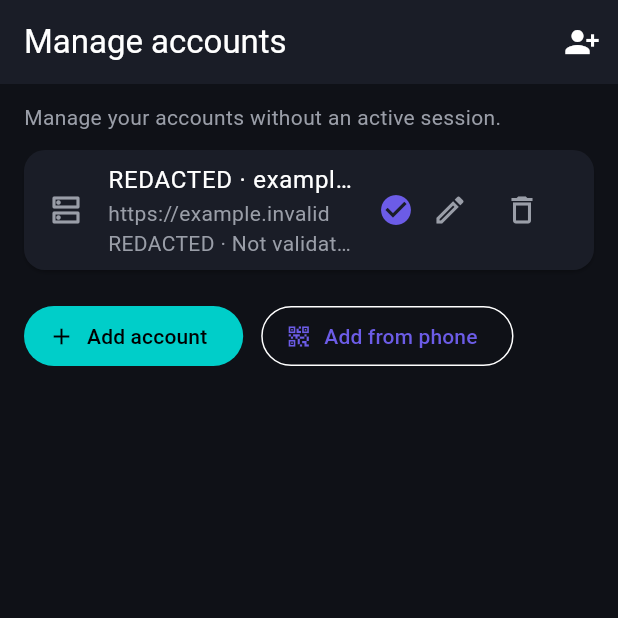
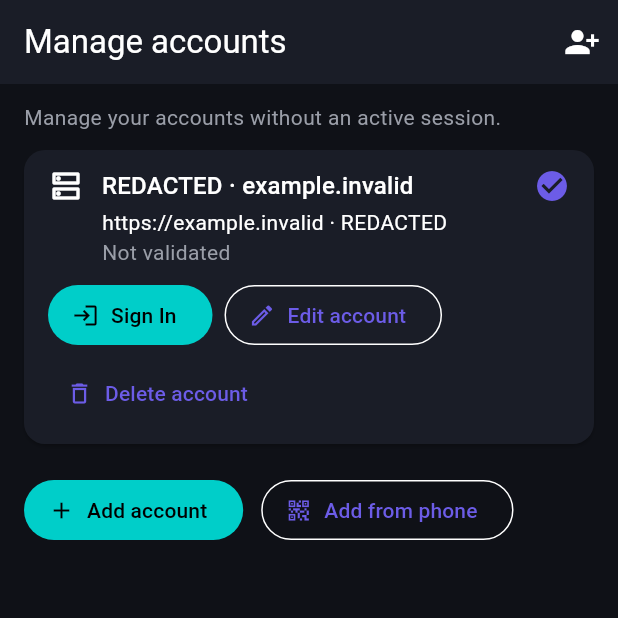
Before and after one commit to LiMPbIzK/kylora, a Flutter app: the AccountManagementScreen screen opened by its route, on a phone screen of 412 x 824 dp, the top half of it. Run offline on Flutter 3.47's test engine with Material 3 defaults, Android fonts, the phone set to English and light mode, and no system bars; our stand-ins replace cached_network_image, dio, drift, equatable, flutter_bloc, flutter_secure_storage and 2 more; missing offline and left inert: media_kit, media_kit_video; accounts and stored records are empty; network calls fail.

Commit message:
fix: migracion tolerante y acciones de cuentas enfocables en TV

```diff
--- a/lib/presentation/screens/accounts/account_management_screen.dart
+++ b/lib/presentation/screens/accounts/account_management_screen.dart
@@ -7,6 +7,8 @@ import '../../../app.dart';
 import '../../../core/theme/app_theme.dart';
 import '../../../data/datasources/local/auth_store.dart';
 import '../../../data/datasources/local/pin_service.dart';
+import '../../../data/datasources/remote/m3u_downloader.dart';
+import '../../../data/datasources/remote/xtream_api_client.dart';
 import '../../../domain/entities/iptv_auth_config.dart';
 import '../../../domain/entities/iptv_source_type.dart';
 import '../../../domain/entities/user_account.dart';
@@ -123,12 +125,18 @@ class _AccountManagementScreenState extends State<AccountManagementScreen> {
         config,
         activate: true,
       );
+      // La autenticación ya es válida; un fallo al guardar metadatos no debe
+      // impedir entrar en la cuenta.
+      try {
         await store.updateMetadata(
           stored.id,
           lastStatus: account.status,
           expiresAt: account.expiresAt,
           lastCheckedAt: DateTime.now(),
         );
+      } catch (error, stack) {
+        debugPrint('AccountManager metadata error: $error\n$stack');
+      }
       if (!mounted) return;
       if (!account.isActive || account.isExpired) {
         setState(() => _busyId = null);
@@ -138,11 +146,24 @@ class _AccountManagementScreenState extends State<AccountManagementScreen> {
       }
       context.read<AuthBloc>().add(AuthExternalLoginSucceeded(account));
       context.go(Routes.dashboard);
-    } catch (_) {
+    } on XtreamAuthException {
+      _loginFailed(AppLocalizations.of(context)!.loginErrorInvalidCredentials);
+    } on XtreamNetworkException {
+      _loginFailed(AppLocalizations.of(context)!.loginErrorNetwork);
+    } on M3uNetworkException {
+      _loginFailed(AppLocalizations.of(context)!.loginErrorNetwork);
+    } on M3uParseException {
+      _loginFailed(AppLocalizations.of(context)!.loginErrorM3uParse);
+    } catch (error, stack) {
+      debugPrint('AccountManager login error: $error\n$stack');
+      _loginFailed(AppLocalizations.of(context)!.loginErrorUnknown);
+    }
+  }
+
+  void _loginFailed(String message) {
     if (!mounted) return;
     setState(() => _busyId = null);
-      _showMessage(AppLocalizations.of(context)!.loginErrorUnknown);
-    }
+    _showMessage(message);
   }
 
   IptvAuthConfig _configFor(StoredAccount account) {
@@ -407,44 +428,80 @@ class _AccountManagementScreenState extends State<AccountManagementScreen> {
 
     return Card(
       margin: const EdgeInsets.only(bottom: 8),
-      child: ListTile(
-        onTap: () => _login(account),
-        leading: Icon(
+      child: Padding(
+        padding: const EdgeInsets.fromLTRB(16, 12, 16, 10),
+        child: Column(
+          crossAxisAlignment: CrossAxisAlignment.stretch,
+          children: <Widget>[
+            Row(
+              crossAxisAlignment: CrossAxisAlignment.start,
+              children: <Widget>[
+                Icon(
                   account.credentials.sourceType == IptvSourceType.xtream
                       ? Icons.dns_outlined
                       : Icons.playlist_play,
                 ),
-        title: Text(
+                const SizedBox(width: 12),
+                Expanded(
+                  child: Column(
+                    crossAxisAlignment: CrossAxisAlignment.start,
+                    children: <Widget>[
+                      Text(
                         account.label,
                         maxLines: 1,
                         overflow: TextOverflow.ellipsis,
+                        style: Theme.of(context).textTheme.titleMedium,
                       ),
-        subtitle: Text(
-          '${account.credentials.sourceUrl}\n'
-          '${account.credentials.username.isEmpty ? '—' : account.credentials.username}'
-          ' · $status$checked',
-          maxLines: 2,
+                      const SizedBox(height: 2),
+                      Text(
+                        '${account.credentials.sourceUrl} · '
+                        '${account.credentials.username.isEmpty ? '—' : account.credentials.username}',
+                        maxLines: 1,
                         overflow: TextOverflow.ellipsis,
                       ),
-        trailing: _busyId == account.id
+                      Text(
+                        '$status$checked',
+                        style: TextStyle(
+                          color: expired
+                              ? context.colors.error
+                              : context.colors.onSurfaceVariant,
+                        ),
+                      ),
+                    ],
+                  ),
+                ),
+                if (active)
+                  Icon(Icons.check_circle, color: context.colors.primary),
+              ],
+            ),
+            const SizedBox(height: 8),
+            Wrap(
+              spacing: 8,
+              runSpacing: 4,
+              children: <Widget>[
+                FilledButton.tonalIcon(
+                  onPressed: _busyId == account.id
+                      ? null
+                      : () => _login(account),
+                  icon: _busyId == account.id
                       ? const SizedBox.square(
-                dimension: 24,
+                          dimension: 18,
                           child: CircularProgressIndicator(strokeWidth: 2),
                         )
-            : Row(
-                mainAxisSize: MainAxisSize.min,
-                children: <Widget>[
-                  if (active)
-                    Icon(Icons.check_circle, color: context.colors.primary),
-                  IconButton(
-                    tooltip: l10n.accountEdit,
+                      : const Icon(Icons.login),
+                  label: Text(l10n.loginButton),
+                ),
+                OutlinedButton.icon(
+                  onPressed: () => _editAccount(account),
                   icon: const Icon(Icons.edit_outlined),
-                    onPressed: () => _editAccount(account),
+                  label: Text(l10n.accountEdit),
                 ),
-                  IconButton(
-                    tooltip: l10n.accountDelete,
+                TextButton.icon(
+                  onPressed: () => _deleteAccount(account),
                   icon: const Icon(Icons.delete_outline),
-                    onPressed: () => _deleteAccount(account),
+                  label: Text(l10n.accountDelete),
+                ),
+              ],
             ),
           ],
         ),
```
Also changed, not shown: lib/data/datasources/local/app_database.dart (+41 -13 lines). Lines whose indentation alone changed are shown as unchanged.
